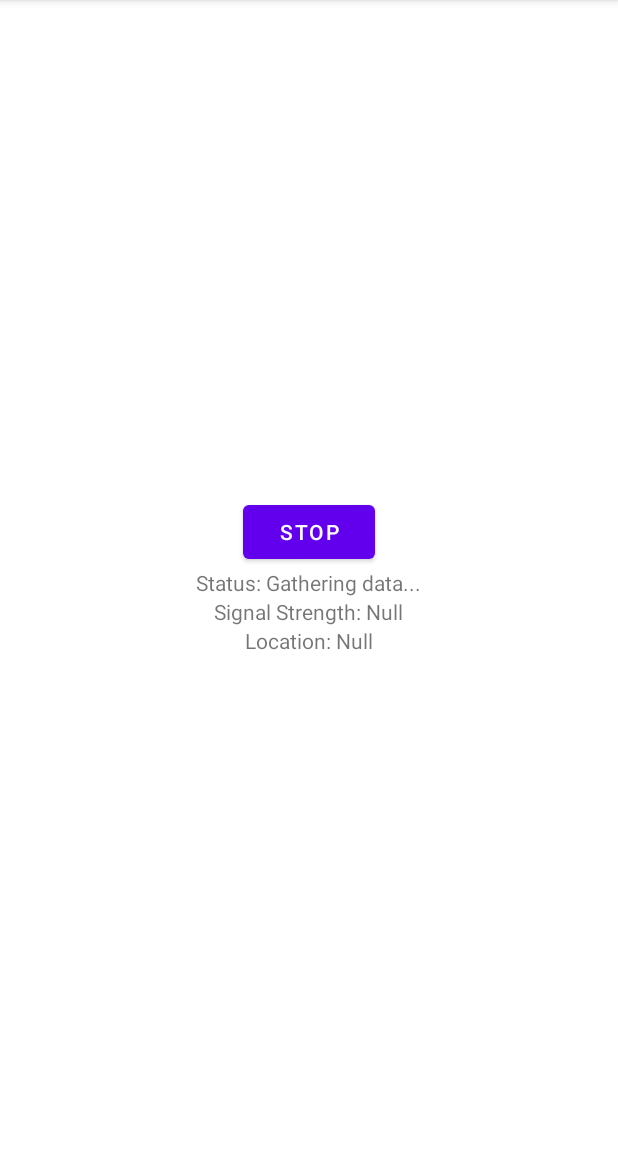
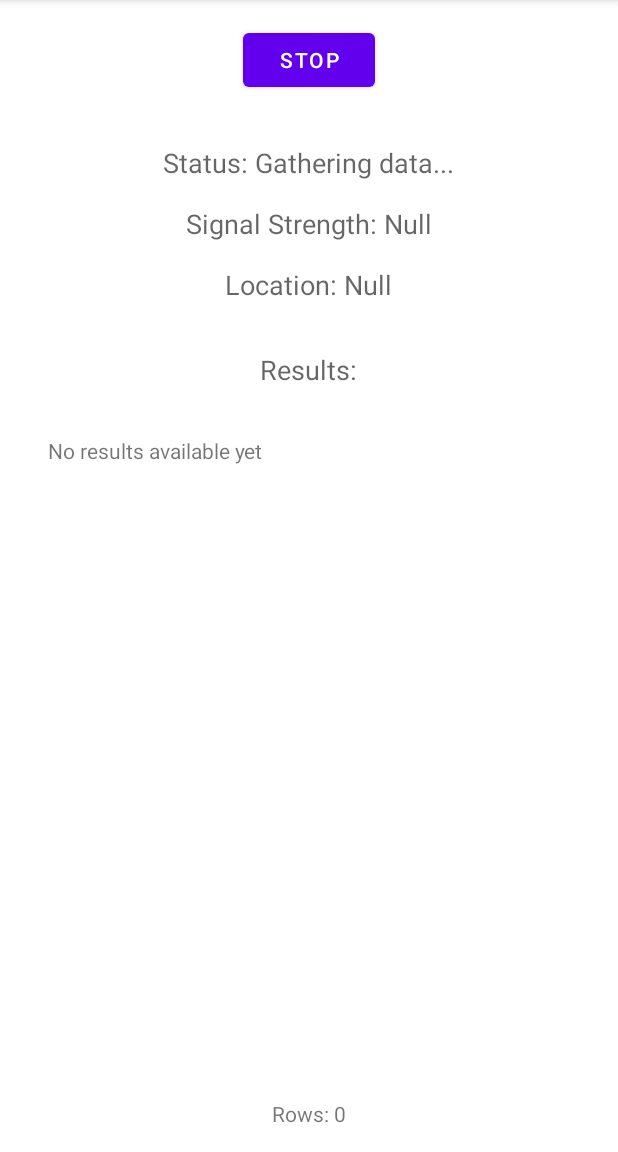
Before and after one commit to tmoj1428/Fadetect, an Android app: the screen it shows after launch (MainActivity), after a tap on "START", on a phone screen of 412 x 824 dp, the part 84-1236 px from its top. Run offline under Robolectric (Android 15) with nearby library versions, the phone set to English and light mode, and no system bars; libraries missing offline, so code that uses them is left out: com.chaquo.python.

Commit message:
Add python script to project

```diff
--- a/app/src/main/java/com/example/fadetect/DatabaseHelper.kt
+++ b/app/src/main/java/com/example/fadetect/DatabaseHelper.kt
@@ -47,7 +47,7 @@ class DatabaseHelper(context: Context) : SQLiteOpenHelper(context, DATABASE_NAME
         contentValues.put(LATITUDE, std.latitude)
         contentValues.put(LONGITUDE, std.longitude)
 
-        val success = db.insert(TBL_DATA, null, contentValues)
+        val success = db.insertWithOnConflict(TBL_DATA, null, contentValues, SQLiteDatabase.CONFLICT_IGNORE)
         db.close()
         return success
     }
--- a/app/src/main/java/com/example/fadetect/MainActivity.kt
+++ b/app/src/main/java/com/example/fadetect/MainActivity.kt
@@ -10,6 +10,7 @@ import android.annotation.SuppressLint
 import android.content.Context
 import android.content.pm.PackageManager
 import android.os.Build
+import android.os.Environment
 import android.telephony.PhoneStateListener
 import android.telephony.SignalStrength
 import android.telephony.TelephonyManager
@@ -17,6 +18,8 @@ import android.widget.Toast
 import androidx.annotation.RequiresApi
 import androidx.core.app.ActivityCompat
 import androidx.core.content.ContextCompat
+import com.chaquo.python.Python
+import com.chaquo.python.android.AndroidPlatform
 import com.google.android.gms.location.FusedLocationProviderClient
 import com.google.android.gms.location.LocationCallback
 import com.google.android.gms.location.LocationRequest
@@ -29,10 +32,14 @@ class MainActivity : AppCompatActivity() {
     private lateinit var statusTextView: TextView
     private lateinit var locationTextView: TextView
     private lateinit var signalStrengthTextView: TextView
+    private lateinit var resultsTextView: TextView
+    private lateinit var rowCountTextView: TextView
+
     private var isGatheringData = false
     private var strength = 0
     private var latitude = 0.0
     private var longitude = 0.0
+    private var rowNumber = 0
 
     private lateinit var telephonyManager: TelephonyManager
     private lateinit var fusedLocationClient: FusedLocationProviderClient
@@ -48,6 +55,8 @@ class MainActivity : AppCompatActivity() {
             // You can access the signal strength information using signalStrength.getGsmSignalStrength() or other methods
             strength = signalStrength.cellSignalStrengths[0].dbm // Example: GSM signal strength
             signalStrengthTextView.text = "Signal Strength: $strength"
+
+            addToDb()
         }
     }
 
@@ -61,6 +70,8 @@ class MainActivity : AppCompatActivity() {
         statusTextView = findViewById(R.id.statusTextView)
         locationTextView = findViewById(R.id.locationTextView)
         signalStrengthTextView = findViewById(R.id.signalStrengthTextView)
+        resultsTextView = findViewById(R.id.resultsTextView)
+        rowCountTextView = findViewById(R.id.rowCountTextView)
 
         telephonyManager = getSystemService(Context.TELEPHONY_SERVICE) as TelephonyManager
         fusedLocationClient = LocationServices.getFusedLocationProviderClient(this)
@@ -73,6 +84,7 @@ class MainActivity : AppCompatActivity() {
                         latitude    =  String.format("%.4f", location.latitude).toDouble()
                         longitude   = String.format("%.4f", location.longitude).toDouble()
                         locationTextView.text = "Location: $latitude, $longitude"
+                        rowCountTextView.text = "Rows: $rowNumber"
 
                         addToDb()
                     }
@@ -96,6 +108,8 @@ class MainActivity : AppCompatActivity() {
 
         val std = DataModel(rsrp = rsrp, latitude = lat, longitude = lon)
         val status = dbHelper.insertData(std)
+
+        rowNumber += 1
         //Check insert success
         if (status > -1) {
             println("Data added successfully")
@@ -163,6 +177,7 @@ class MainActivity : AppCompatActivity() {
         isGatheringData = true
         startStopButton.text = "Stop"
         statusTextView.text = "Status: Gathering data..."
+        resultsTextView.text = "No results available yet"
     }
 
     @SuppressLint("SetTextI18n")
@@ -179,9 +194,34 @@ class MainActivity : AppCompatActivity() {
         val success = dbHelper.exportDatabase(this)
         if (success) {
             Toast.makeText(this, "Database exported successfully", Toast.LENGTH_SHORT).show()
+
+            runPythonScript()
         } else {
             Toast.makeText(this, "Failed to export database, please remove it manually from Download folder", Toast.LENGTH_SHORT).show()
         }
+    }
+
+
+    @SuppressLint("SetTextI18n")
+    private fun runPythonScript() {
+        Toast.makeText(this, "Calculating Parameters", Toast.LENGTH_SHORT).show()
+        if (!Python.isStarted()) {
+            Python.start(AndroidPlatform(this))
+        }
+
+        val py = Python.getInstance()
+        val mainModule = py.getModule("main")
+
+        val outputPath = Environment.getExternalStoragePublicDirectory(Environment.DIRECTORY_DOWNLOADS)
+        val outputFileName = "exported_database.sql"
+        val fullPath = "${outputPath}/${outputFileName}"
+        println(fullPath)
+
+        Toast.makeText(this, "Calculation Finished Successfully!", Toast.LENGTH_SHORT).show()
+
+        val output = mainModule.callAttr("main", fullPath).toString()
+        resultsTextView.text = output
+
     }
 
     private fun createLocationRequest() {
--- a/app/src/main/res/layout/activity_main.xml
+++ b/app/src/main/res/layout/activity_main.xml
@@ -9,24 +9,64 @@
         android:id="@+id/startStopButton"
         android:layout_width="wrap_content"
         android:layout_height="wrap_content"
+        android:layout_marginTop="16dp"
         android:text="Start" />
 
     <TextView
         android:id="@+id/statusTextView"
         android:layout_width="wrap_content"
         android:layout_height="wrap_content"
-        android:text="Status: Stopped" />
+        android:layout_marginTop="32dp"
+        android:text="Status: Stopped"
+        android:textAppearance="?android:textAppearanceMedium" />
 
     <TextView
         android:id="@+id/signalStrengthTextView"
         android:layout_width="wrap_content"
         android:layout_height="wrap_content"
-        android:text="Signal Strength: Null" />
+        android:layout_marginTop="16dp"
+        android:text="Signal Strength: Null"
+        android:textAppearance="?android:textAppearanceMedium" />
 
     <TextView
         android:id="@+id/locationTextView"
         android:layout_width="wrap_content"
         android:layout_height="wrap_content"
-        android:text="Location: Null" />
+        android:layout_marginTop="16dp"
+        android:text="Location: Null"
+        android:textAppearance="?android:textAppearanceMedium" />
+
+    <TextView
+        android:id="@+id/resultsLabelTextView"
+        android:layout_width="wrap_content"
+        android:layout_height="wrap_content"
+        android:layout_marginTop="32dp"
+        android:text="Results:"
+        android:textAppearance="?android:textAppearanceMedium" />
+
+    <ScrollView
+        android:layout_width="match_parent"
+        android:layout_height="0dp"
+        android:layout_weight="1">
+
+        <TextView
+            android:id="@+id/resultsTextView"
+            android:layout_width="match_parent"
+            android:layout_height="wrap_content"
+            android:padding="32dp"
+            android:text="No results available yet"
+            android:textAppearance="?android:textAppearanceSmall" />
+
+    </ScrollView>
+
+    <TextView
+        android:id="@+id/rowCountTextView"
+        android:layout_width="wrap_content"
+        android:layout_height="wrap_content"
+        android:layout_above="@+id/bottomLinearLayout"
+        android:layout_centerHorizontal="true"
+        android:layout_marginBottom="16dp"
+        android:text="Rows: 0"
+        android:textAppearance="?android:textAppearanceSmall" />
 
 </LinearLayout>
--- a/build.gradle
+++ b/build.gradle
@@ -3,4 +3,5 @@ plugins {
     id 'com.android.application' version '7.4.2' apply false
     id 'com.android.library' version '7.4.2' apply false
     id 'org.jetbrains.kotlin.android' version '1.8.0' apply false
+    id 'com.chaquo.python' version '14.0.2' apply false
 }
```
Also changed, not shown: app/build.gradle (+12 -0 lines).
